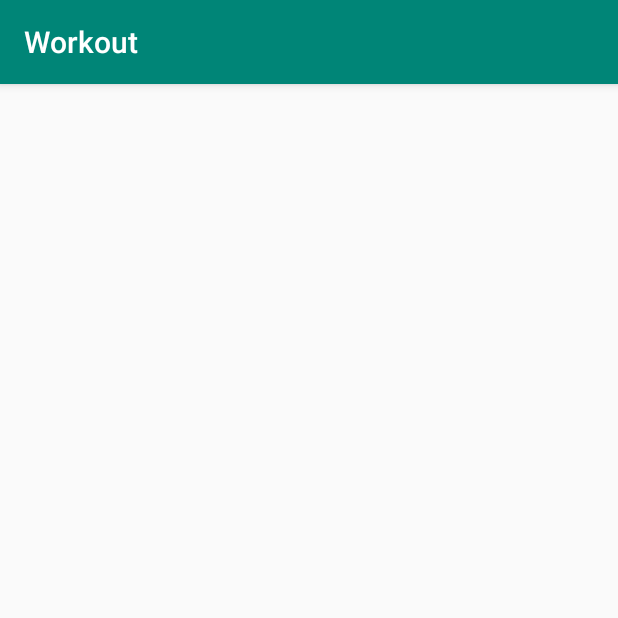
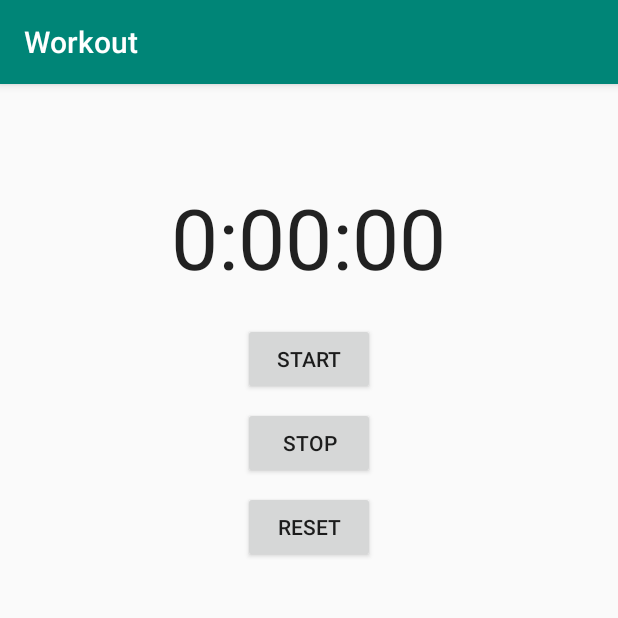
Before and after one commit to klot3n/Workout, an Android app: the WorkoutDetailFragment screen opened directly, with no data from a screen before it, on a phone screen of 412 x 824 dp, the top half of it. Run offline under Robolectric (Android 15) with nearby library versions, the phone set to English and light mode, and no system bars; 3 statements that could not run were skipped.

Commit message:
end of chapter eleven поворот при активности "норм" не запомниает

```diff
--- a/app/src/main/AndroidManifest.xml
+++ b/app/src/main/AndroidManifest.xml
@@ -9,15 +9,16 @@
             android:roundIcon="@mipmap/ic_launcher_round"
             android:supportsRtl="true"
             android:theme="@style/AppTheme">
-        <activity android:name=".MainActivity"/>
-        <activity android:name=".DetailActivity"/>
-        <activity android:name=".TempActivity">
+        <activity android:name=".MainActivity">
             <intent-filter>
                 <action android:name="android.intent.action.MAIN"/>
 
                 <category android:name="android.intent.category.LAUNCHER"/>
             </intent-filter>
         </activity>
+        <activity android:name=".DetailActivity"/>
+        <activity android:name=".TempActivity"/>
+
     </application>
 
 </manifest>
--- a/app/src/main/java/com/hfad/workout/StopWatchFragment.kt
+++ b/app/src/main/java/com/hfad/workout/StopWatchFragment.kt
@@ -62,7 +62,7 @@ class StopWatchFragment : Fragment() {
             override fun run() {
                 val hours = seconds/3600
                 val minutes = (seconds%3600)/60
-                val secs=seconds%60
+                val secs=seconds%60        //seconds%60
                 val time=String.format(Locale.getDefault(),"%d:%02d:%02d", hours,minutes,secs)
                 timeView.setText(time)
                 if(running){
--- a/app/src/main/java/com/hfad/workout/WorkoutDetailFragment.kt
+++ b/app/src/main/java/com/hfad/workout/WorkoutDetailFragment.kt
@@ -4,6 +4,7 @@ import android.annotation.SuppressLint
 import android.content.Intent
 import android.os.Bundle
 import android.support.v4.app.Fragment
+import android.support.v4.app.FragmentTransaction
 import android.view.LayoutInflater
 import android.view.View
 import android.view.ViewGroup
@@ -16,7 +17,15 @@ class WorkoutDetailFragment :Fragment() {
 
     override fun onCreate(savedInstanceState: Bundle?) {
         super.onCreate(savedInstanceState)
-        if (savedInstanceState!=null) workoutId=savedInstanceState.getLong("workoutId")
+        if (savedInstanceState==null) {
+            val stopwatch = StopWatchFragment()
+            val fr = childFragmentManager.beginTransaction()
+                .add(R.id.stopwatch_container, stopwatch).addToBackStack(null)
+                .setTransition(FragmentTransaction.TRANSIT_FRAGMENT_FADE)
+                .commit()
+        } else{
+            workoutId=savedInstanceState.getLong("workoutId")
+        }
     }
 
     override fun onCreateView(inflater: LayoutInflater, container: ViewGroup?, savedInstanceState: Bundle?): View? {
--- a/app/src/main/res/layout/fragment_workout_detail.xml
+++ b/app/src/main/res/layout/fragment_workout_detail.xml
@@ -14,4 +14,10 @@
             android:layout_width="wrap_content"
             android:layout_height="wrap_content"
             android:id="@+id/textDescription"/>
+    <FrameLayout
+            android:id="@+id/stopwatch_container"
+            android:layout_width="match_parent"
+                 android:layout_height="match_parent">
+
+    </FrameLayout>
 </LinearLayout>
```
